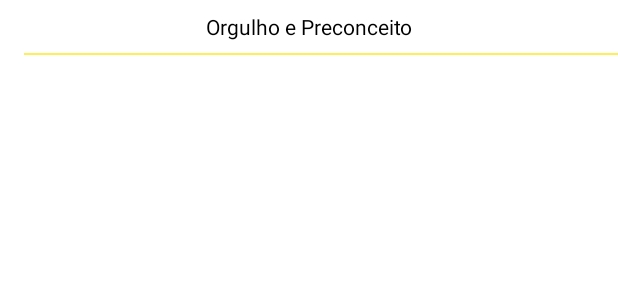
After one commit to aline-mattos/moviesearch, an Android app: the layout item_recycler_movie.xml on its own in the app's theme, with its tools: preview values and no code run, on a phone screen of 412 x 824 dp. The commit adds this screen. Shown: the top 300 px of the screen. Run offline under Robolectric (Android 15) with nearby library versions, the phone set to English and light mode, and no system bars.

Commit message:
RecyclerView, Adapter and ViewHolder

```diff
--- /dev/null
+++ b/app/src/main/res/layout/item_recycler_movie.xml
@@ -0,0 +1,25 @@
+<?xml version="1.0" encoding="utf-8"?>
+<LinearLayout
+    xmlns:android="http://schemas.android.com/apk/res/android"
+    android:layout_width="match_parent"
+    android:layout_height="match_parent"
+    xmlns:tools="http://schemas.android.com/tools"
+    android:orientation="vertical">
+
+    <TextView
+        android:id="@+id/text_recycler"
+        android:layout_width="match_parent"
+        android:layout_height="wrap_content"
+        android:textAlignment="center"
+        android:layout_margin="8dp"
+        android:textColor="@color/black"
+        tools:text="Orgulho e Preconceito"/>
+
+    <View
+        android:id="@+id/view_line"
+        android:layout_width="match_parent"
+        android:layout_height="1dp"
+        android:layout_marginStart="16dp"
+        android:background="@color/yellow_400"/>
+
+</LinearLayout>
```
Also changed, not shown: app/src/main/java/com/mattos/aline/filmes/adapter/MovieAdapter.kt (added, +34 -0 lines), app/src/main/java/com/mattos/aline/filmes/adapter/viewholder/MovieViewHolder.kt (added, +33 -0 lines), app/src/main/res/drawable/shape_movie_recycler.xml (added, +9 -0 lines), app/src/main/res/layout/activity_main.xml (+21 -2 lines), app/src/main/res/drawable/shape_search_bar.xml (renamed from app/src/main/res/drawable/shape_button_search.xml).
